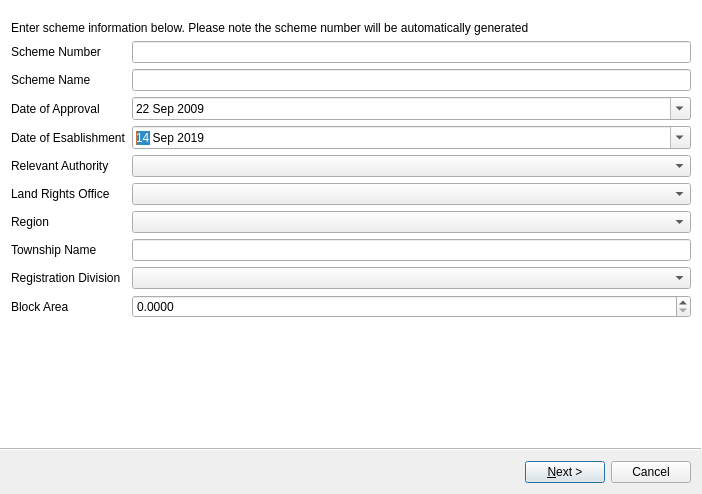
gltn/stdm, file ui/flts/ui_scheme_lodgement.ui: the form before one commit.
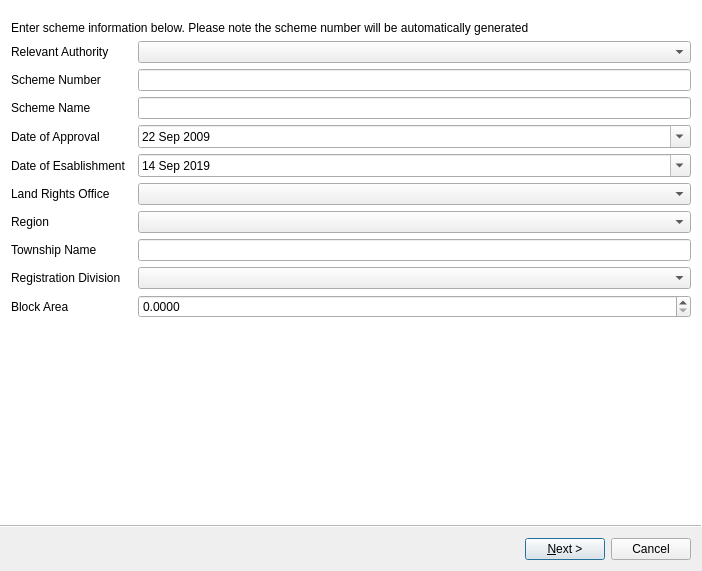
The form after the commit. Icons and pictures are not drawn. Custom widgets are drawn as their Qt base class.

Commit message: Add pseudonames for MapperMixin in the Lodgement Wizard

What changed in the file:
```diff
--- a/ui/flts/ui_scheme_lodgement.ui
+++ b/ui/flts/ui_scheme_lodgement.ui
@@ -10,7 +10,7 @@
     <x>0</x>
     <y>0</y>
     <width>702</width>
-    <height>494</height>
+    <height>571</height>
    </rect>
   </property>
   <property name="sizePolicy">
@@ -48,14 +48,31 @@
   </property>
   <widget class="QWizardPage" name="wizardPage1">
    <layout class="QGridLayout" name="gridLayout_2">
-    <item row="10" column="0">
-     <widget class="QLabel" name="label_10">
+    <item row="10" column="2">
+     <widget class="QComboBox" name="cbx_region"/>
+    </item>
+    <item row="9" column="0">
+     <widget class="QLabel" name="label_7">
       <property name="text">
-       <string>Registration Division</string>
+       <string>Land Rights Office</string>
       </property>
      </widget>
     </item>
-    <item row="5" column="1">
+    <item row="13" column="0">
+     <widget class="QLabel" name="label_11">
+      <property name="text">
+       <string>Block Area</string>
+      </property>
+     </widget>
+    </item>
+    <item row="0" column="0" colspan="3">
+     <layout class="QVBoxLayout" name="vlNotification">
+      <property name="bottomMargin">
+       <number>10</number>
+      </property>
+     </layout>
+    </item>
+    <item row="7" column="2">
      <widget class="QDateEdit" name="date_establish">
       <property name="minimumDate">
        <date>
@@ -69,41 +86,7 @@
       </property>
      </widget>
     </item>
-    <item row="3" column="0">
-     <widget class="QLabel" name="label_2">
-      <property name="text">
-       <string>Scheme Name</string>
-      </property>
-     </widget>
-    </item>
-    <item row="8" column="0">
-     <widget class="QLabel" name="label_8">
-      <property name="text">
-       <string>Region</string>
-      </property>
-     </widget>
-    </item>
-    <item row="9" column="0">
-     <widget class="QLabel" name="label_9">
-      <property name="text">
-       <string>Township Name</string>
-      </property>
-     </widget>
-    </item>
-    <item row="10" column="1">
-     <widget class="QComboBox" name="cbx_reg_div"/>
-    </item>
-    <item row="8" column="1">
-     <widget class="QComboBox" name="cbx_region"/>
-    </item>
-    <item row="4" column="0">
-     <widget class="QLabel" name="label_3">
-      <property name="text">
-       <string>Date of Approval</string>
-      </property>
-     </widget>
-    </item>
-    <item row="4" column="1">
+    <item row="6" column="2">
      <widget class="QDateEdit" name="date_apprv">
       <property name="minimumDate">
        <date>
@@ -117,51 +100,48 @@
       </property>
      </widget>
     </item>
-    <item row="6" column="1">
-     <widget class="QComboBox" name="cbx_relv_auth"/>
-    </item>
-    <item row="6" column="0">
-     <widget class="QLabel" name="label_6">
-      <property name="text">
-       <string>Relevant Authority</string>
-      </property>
-     </widget>
-    </item>
-    <item row="7" column="0">
-     <widget class="QLabel" name="label_7">
-      <property name="text">
-       <string>Land Rights Office</string>
-      </property>
-     </widget>
-    </item>
-    <item row="9" column="1">
-     <widget class="QLineEdit" name="lnedit_twnshp"/>
-    </item>
-    <item row="2" column="1">
+    <item row="4" column="2">
      <widget class="QLineEdit" name="lnedit_schm_num">
       <property name="readOnly">
        <bool>true</bool>
       </property>
      </widget>
     </item>
-    <item row="5" column="0">
+    <item row="12" column="0">
+     <widget class="QLabel" name="label_10">
+      <property name="text">
+       <string>Registration Division</string>
+      </property>
+     </widget>
+    </item>
+    <item row="11" column="0">
+     <widget class="QLabel" name="label_9">
+      <property name="text">
+       <string>Township Name</string>
+      </property>
+     </widget>
+    </item>
+    <item row="10" column="0">
+     <widget class="QLabel" name="label_8">
+      <property name="text">
+       <string>Region</string>
+      </property>
+     </widget>
+    </item>
+    <item row="11" column="2">
+     <widget class="QLineEdit" name="lnedit_twnshp"/>
+    </item>
+    <item row="7" column="0">
      <widget class="QLabel" name="label_4">
       <property name="text">
        <string>Date of Esablishment</string>
       </property>
      </widget>
     </item>
-    <item row="7" column="1">
+    <item row="9" column="2">
      <widget class="QComboBox" name="cbx_lro"/>
     </item>
-    <item row="11" column="0">
-     <widget class="QLabel" name="label_11">
-      <property name="text">
-       <string>Block Area</string>
-      </property>
-     </widget>
-    </item>
-    <item row="11" column="1">
+    <item row="13" column="2">
      <widget class="QDoubleSpinBox" name="dbl_spinbx_block_area">
       <property name="decimals">
        <number>4</number>
@@ -171,7 +151,14 @@
       </property>
      </widget>
     </item>
-    <item row="1" column="0" colspan="2">
+    <item row="5" column="0">
+     <widget class="QLabel" name="label_2">
+      <property name="text">
+       <string>Scheme Name</string>
+      </property>
+     </widget>
+    </item>
+    <item row="1" column="0" colspan="3">
      <widget class="QLabel" name="desc_Label1">
       <property name="sizePolicy">
        <sizepolicy hsizetype="Preferred" vsizetype="Fixed">
@@ -184,23 +171,36 @@
       </property>
      </widget>
     </item>
-    <item row="3" column="1">
+    <item row="5" column="2">
      <widget class="QLineEdit" name="lnedit_schm_nam"/>
     </item>
-    <item row="0" column="0" colspan="2">
-     <layout class="QVBoxLayout" name="vlNotification">
-      <property name="bottomMargin">
-       <number>10</number>
+    <item row="12" column="2">
+     <widget class="QComboBox" name="cbx_reg_div"/>
+    </item>
+    <item row="6" column="0">
+     <widget class="QLabel" name="label_3">
+      <property name="text">
+       <string>Date of Approval</string>
       </property>
-     </layout>
+     </widget>
     </item>
-    <item row="2" column="0">
+    <item row="4" column="0">
      <widget class="QLabel" name="lbl_Sceme">
       <property name="text">
        <string>Scheme Number</string>
       </property>
      </widget>
     </item>
+    <item row="2" column="2">
+     <widget class="QComboBox" name="cbx_relv_auth"/>
+    </item>
+    <item row="2" column="0">
+     <widget class="QLabel" name="label_6">
+      <property name="text">
+       <string>Relevant Authority</string>
+      </property>
+     </widget>
+    </item>
    </layout>
   </widget>
   <widget class="QWizardPage" name="wizardPage2">
@@ -244,7 +244,7 @@
      </widget>
     </item>
     <item row="5" column="1">
-     <widget class="QPushButton" name="btn_validdate_holders">
+     <widget class="QPushButton" name="btn_validate_holders">
       <property name="sizePolicy">
        <sizepolicy hsizetype="Fixed" vsizetype="Fixed">
         <horstretch>0</horstretch>
```
The commit also changes 2 other files.
